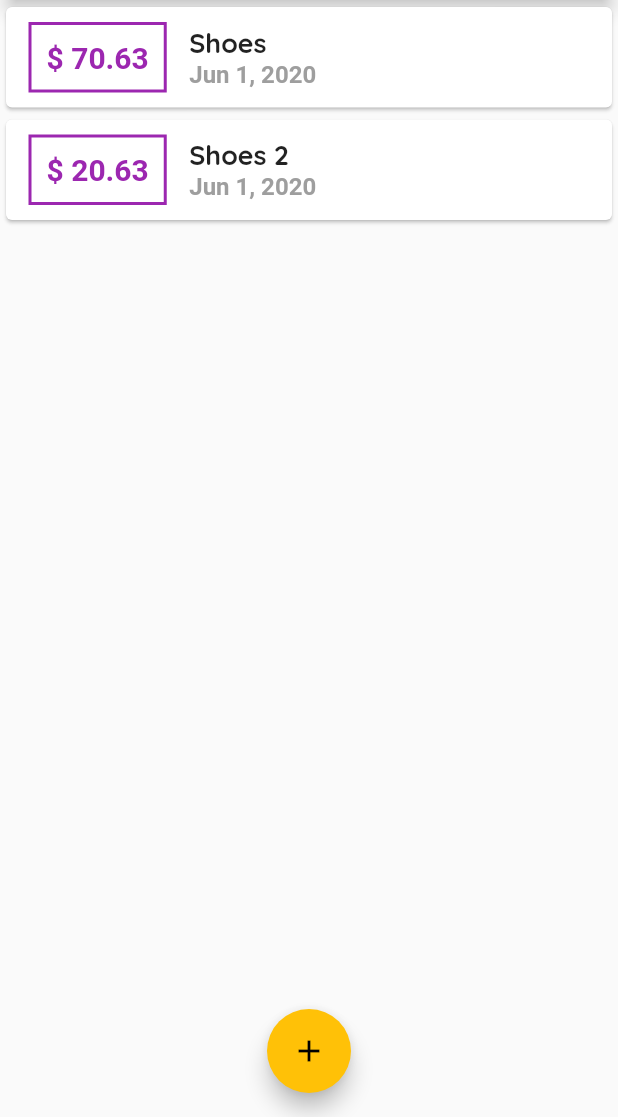
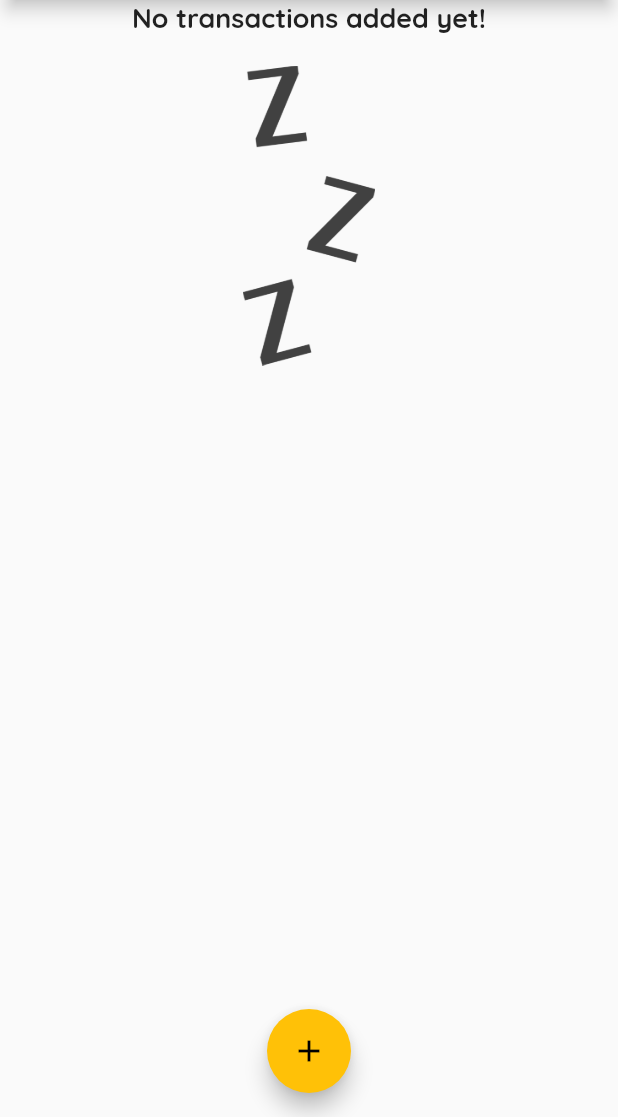
Before and after one commit to bzuniga03/personal_expenses_app, a Flutter app: the screen it shows after launch, on a phone screen of 412 x 824 dp, the part 119-1236 px from its top. Run offline on Flutter 3.47's test engine with Material 2 defaults, Android fonts, the phone set to English and light mode, and no system bars; Roboto replaces fonts that are missing (OpenSans).

```diff
--- a/lib/main.dart
+++ b/lib/main.dart
@@ -41,9 +41,9 @@ class MyHomePage extends StatefulWidget {
 
 class _MyHomePageState extends State<MyHomePage> {
   final List<Transaction> _userTransactions = [
-    Transaction(id: 't1', title: 'Shoes', amount: 70.63, date: DateTime.now()),
-    Transaction(
-        id: 't2', title: 'Shoes 2', amount: 20.63, date: DateTime.now()),
+//    Transaction(id: 't1', title: 'Shoes', amount: 70.63, date: DateTime.now()),
+//    Transaction(
+//        id: 't2', title: 'Shoes 2', amount: 20.63, date: DateTime.now()),
   ];
 
   void _addNewTransaction(String title, double amount) {
--- a/lib/widgets/transaction_list.dart
+++ b/lib/widgets/transaction_list.dart
@@ -11,7 +11,26 @@ class TransactionList extends StatelessWidget {
   Widget build(BuildContext context) {
     return Container(
       height: 300,
-      child: ListView.builder(
+      child: transactions.isEmpty
+          ? Column(
+              children: <Widget>[
+                Text(
+                  'No transactions added yet!',
+                  style: Theme.of(context).textTheme.headline6,
+                ),
+                SizedBox(
+                  height: 20,
+                ),
+                Container(
+                  height: 200,
+                  child: Image.asset(
+                    'assets/images/waiting.png',
+                    fit: BoxFit.cover,
+                  ),
+                ),
+              ],
+            )
+          : ListView.builder(
               itemBuilder: (ctx, index) {
                 return Card(
                   child: Row(
--- a/pubspec.yaml
+++ b/pubspec.yaml
@@ -46,8 +46,8 @@ flutter:
   uses-material-design: true
 
     # To add assets to your application, add an assets section, like this:
-    # assets:
-    #   - images/a_dot_burr.jpeg
+  assets:
+     - assets/images/waiting.png
     #   - images/a_dot_ham.jpeg
 
     # An image asset can refer to one or more resolution-specific "variants", see
```
Also changed, not shown: assets/images/waiting.png (added). Lines whose indentation alone changed are shown as unchanged.
